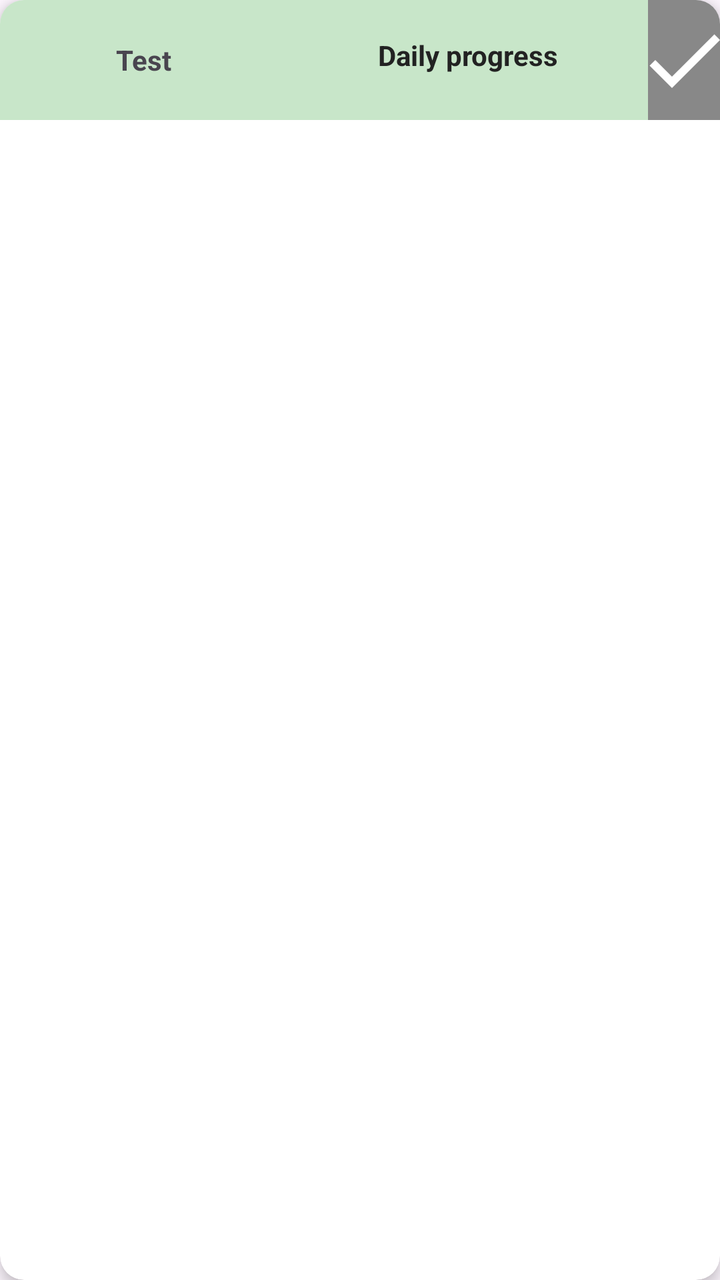
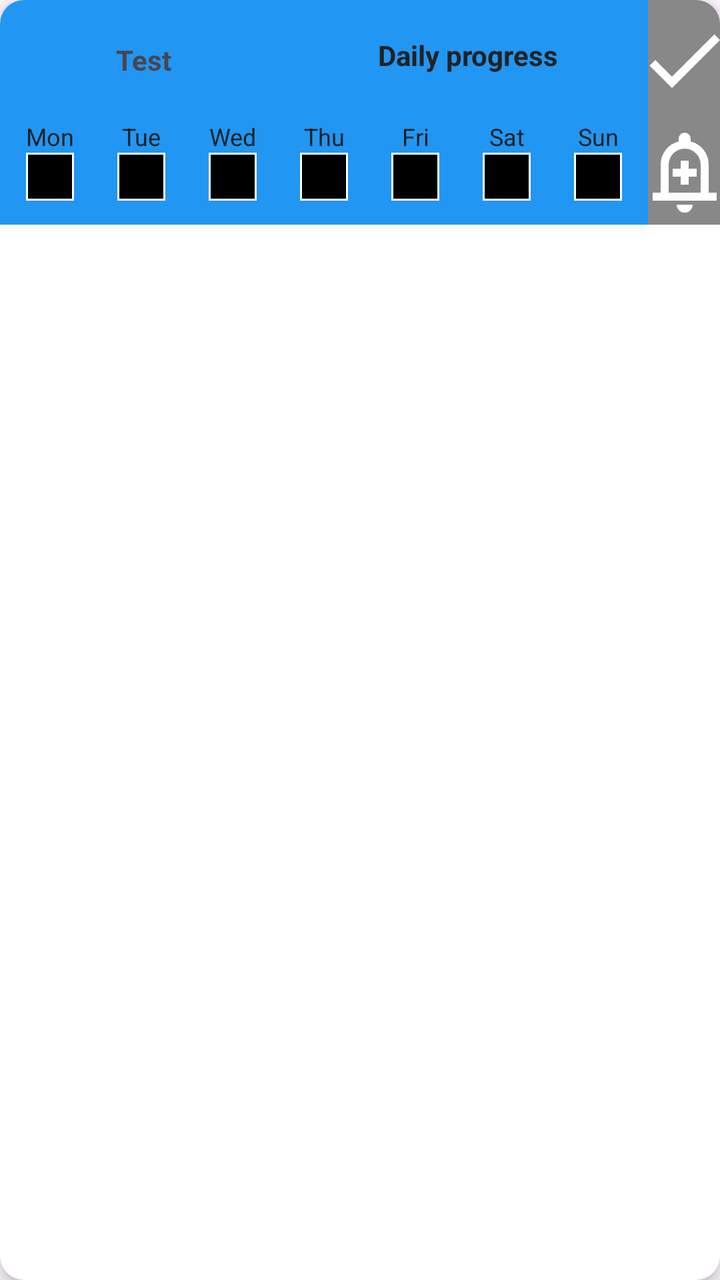

Compare the two renders of this Android layout. The source of the first and the diff that turns it into the second are given below.
<!-- AndroidManifest.xml: application theme Theme.HabitTracker -->
<!-- res/layout/habit_item_list.xml -->
<?xml version="1.0" encoding="utf-8"?>
<androidx.cardview.widget.CardView
    xmlns:android="http://schemas.android.com/apk/res/android"
    xmlns:app="http://schemas.android.com/apk/res-auto"
    android:layout_width="match_parent"
    android:layout_height="wrap_content"
    android:layout_margin="12dp"
    app:cardCornerRadius="12dp"
    app:cardElevation="4dp">

    <androidx.constraintlayout.widget.ConstraintLayout
        android:layout_width="match_parent"
        android:layout_height="60dp"
        app:cardCornerRadius="12dp"
        app:cardElevation="4dp">

        <LinearLayout
            android:id="@+id/area1"
            android:layout_width="0dp"
            android:layout_height="match_parent"
            android:gravity="center"
            android:background="#C8E6C9"
            app:layout_constraintStart_toStartOf="parent"
            app:layout_constraintEnd_toStartOf="@id/area2"
            app:layout_constraintTop_toTopOf="parent"
            app:layout_constraintBottom_toBottomOf="parent"
            app:layout_constraintHorizontal_weight="4">

            <TextView
                android:id="@+id/txtHabitName"
                android:layout_width="wrap_content"
                android:layout_height="wrap_content"
                android:singleLine="true"
                android:ellipsize="end"
                android:scrollHorizontally="false"
                android:text="Test"
                android:textStyle="bold"
                android:textSize="14sp"/>
        </LinearLayout>

        <LinearLayout
            android:id="@+id/area2"
            android:layout_width="0dp"
            android:layout_height="match_parent"
            android:gravity="center"
            android:background="#C8E6C9"
            android:orientation="vertical"
            app:layout_constraintStart_toEndOf="@id/area1"
            app:layout_constraintEnd_toStartOf="@id/area3"
            app:layout_constraintTop_toTopOf="parent"
            app:layout_constraintBottom_toBottomOf="parent"
            app:layout_constraintHorizontal_weight="5">

            <TextView
                android:id="@+id/textProgressTitle"
                android:layout_width="wrap_content"
                android:layout_height="wrap_content"
                android:text="Daily progress"
                android:textSize="14sp"
                android:textStyle="bold"
                android:textColor="#222222"
                android:layout_marginBottom="5dp"/>

            <LinearLayout
                android:id="@+id/progressDotsContainer"
                android:layout_width="match_parent"
                android:layout_height="wrap_content"
                android:orientation="horizontal"
                android:gravity="center"/>


        </LinearLayout>

        <LinearLayout
            android:id="@+id/area3"
            android:layout_width="0dp"
            android:layout_height="match_parent"
            android:gravity="center"
            android:orientation="vertical"
            android:clickable="true"
            android:focusable="true"
            android:background="@drawable/check_button"
            app:layout_constraintStart_toEndOf="@id/area2"
            app:layout_constraintEnd_toEndOf="parent"
            app:layout_constraintTop_toTopOf="parent"
            app:layout_constraintBottom_toBottomOf="parent"
            app:layout_constraintHorizontal_weight="1">

            <ImageView
                android:id="@+id/area3_icon"
                android:layout_width="48dp"
                android:layout_height="48dp"
                android:src="@drawable/ic_add"
                app:tint="#FFFFFF"/>
        </LinearLayout>

    </androidx.constraintlayout.widget.ConstraintLayout>


</androidx.cardview.widget.CardView>
<!-- resources referenced by this layout -->
<resources>
  <!-- drawable check_button (drawable) -->
  <ripple xmlns:android="http://schemas.android.com/apk/res/android"
      android:color="#AAAAAA">
      <item>
          <shape android:shape="rectangle">
              <solid android:color="#888888"/>
          </shape>
      </item>
  </ripple>
  <!-- drawable ic_add (drawable) -->
  <vector xmlns:android="http://schemas.android.com/apk/res/android" android:height="96dp" android:tint="#000000" android:viewportHeight="24" android:viewportWidth="24" android:width="96dp">
        
      <path android:fillColor="@android:color/white" android:pathData="M9,16.17L4.83,12l-1.42,1.41L9,19 21,7l-1.41,-1.41z"/>
      
  </vector>
  <style name="Theme.HabitTracker" parent="Base.Theme.HabitTracker" />
  <style name="Base.Theme.HabitTracker" parent="Theme.Material3.DayNight.NoActionBar">
          
          
      </style>
</resources>

<!-- the commit's change to res/layout/habit_item_list.xml (unified diff, before → after) -->
@@ -8,93 +8,311 @@
     app:cardCornerRadius="12dp"
     app:cardElevation="4dp">
 
-    <androidx.constraintlayout.widget.ConstraintLayout
+    <LinearLayout
         android:layout_width="match_parent"
-        android:layout_height="60dp"
-        app:cardCornerRadius="12dp"
-        app:cardElevation="4dp">
-
-        <LinearLayout
-            android:id="@+id/area1"
-            android:layout_width="0dp"
-            android:layout_height="match_parent"
-            android:gravity="center"
-            android:background="#C8E6C9"
-            app:layout_constraintStart_toStartOf="parent"
-            app:layout_constraintEnd_toStartOf="@id/area2"
-            app:layout_constraintTop_toTopOf="parent"
-            app:layout_constraintBottom_toBottomOf="parent"
-            app:layout_constraintHorizontal_weight="4">
-
-            <TextView
-                android:id="@+id/txtHabitName"
-                android:layout_width="wrap_content"
+        android:layout_height="wrap_content"
+        android:orientation="vertical">
+
+        <androidx.constraintlayout.widget.ConstraintLayout
+            android:layout_width="match_parent"
+            android:layout_height="60dp"
+            app:cardCornerRadius="12dp"
+            app:cardElevation="4dp">
+
+            <LinearLayout
+                android:id="@+id/area1"
+                android:layout_width="0dp"
+                android:layout_height="match_parent"
+                android:gravity="center"
+                android:background="#2196F3"
+                app:layout_constraintStart_toStartOf="parent"
+                app:layout_constraintEnd_toStartOf="@id/area2"
+                app:layout_constraintTop_toTopOf="parent"
+                app:layout_constraintBottom_toBottomOf="parent"
+                app:layout_constraintHorizontal_weight="4">
+
+                <TextView
+                    android:id="@+id/txtHabitName"
+                    android:layout_width="wrap_content"
+                    android:layout_height="wrap_content"
+                    android:singleLine="true"
+                    android:ellipsize="end"
+                    android:scrollHorizontally="false"
+                    android:text="Test"
+                    android:textStyle="bold"
+                    android:textSize="14sp"/>
+            </LinearLayout>
+
+            <LinearLayout
+                android:id="@+id/area2"
+                android:layout_width="0dp"
+                android:layout_height="match_parent"
+                android:gravity="center"
+                android:background="#2196F3"
+                android:orientation="vertical"
+                app:layout_constraintStart_toEndOf="@id/area1"
+                app:layout_constraintEnd_toStartOf="@id/area3"
+                app:layout_constraintTop_toTopOf="parent"
+                app:layout_constraintBottom_toBottomOf="parent"
+                app:layout_constraintHorizontal_weight="5">
+
+                <TextView
+                    android:id="@+id/textProgressTitle"
+                    android:layout_width="wrap_content"
+                    android:layout_height="wrap_content"
+                    android:text="Daily progress"
+                    android:textSize="14sp"
+                    android:textStyle="bold"
+                    android:textColor="#222222"
+                    android:layout_marginBottom="5dp"/>
+
+                <LinearLayout
+                    android:id="@+id/progressDotsContainer"
+                    android:layout_width="match_parent"
+                    android:layout_height="wrap_content"
+                    android:orientation="horizontal"
+                    android:gravity="center"/>
+
+
+            </LinearLayout>
+
+            <LinearLayout
+                android:id="@+id/area3"
+                android:layout_width="0dp"
+                android:layout_height="match_parent"
+                android:gravity="center"
+                android:orientation="vertical"
+                android:clickable="true"
+                android:focusable="true"
+                android:background="@drawable/check_button"
+                app:layout_constraintStart_toEndOf="@id/area2"
+                app:layout_constraintEnd_toEndOf="parent"
+                app:layout_constraintTop_toTopOf="parent"
+                app:layout_constraintBottom_toBottomOf="parent"
+                app:layout_constraintHorizontal_weight="1">
+
+                <ImageView
+                    android:id="@+id/area3_icon"
+                    android:layout_width="48dp"
+                    android:layout_height="48dp"
+                    android:src="@drawable/ic_add"
+                    app:tint="#FFFFFF"/>
+            </LinearLayout>
+
+        </androidx.constraintlayout.widget.ConstraintLayout>
+
+        <androidx.constraintlayout.widget.ConstraintLayout
+            android:id="@+id/expandArea"
+            android:layout_width="match_parent"
+            android:layout_height="wrap_content"
+            android:background="#2196F3"
+            android:visibility="visible">
+
+            <androidx.constraintlayout.widget.ConstraintLayout
+                android:id="@+id/weeklyProgress"
+                android:layout_width="0dp"
                 android:layout_height="wrap_content"
-                android:singleLine="true"
-                android:ellipsize="end"
-                android:scrollHorizontally="false"
-                android:text="Test"
-                android:textStyle="bold"
-                android:textSize="14sp"/>
-        </LinearLayout>
-
-        <LinearLayout
-            android:id="@+id/area2"
-            android:layout_width="0dp"
-            android:layout_height="match_parent"
-            android:gravity="center"
-            android:background="#C8E6C9"
-            android:orientation="vertical"
-            app:layout_constraintStart_toEndOf="@id/area1"
-            app:layout_constraintEnd_toStartOf="@id/area3"
-            app:layout_constraintTop_toTopOf="parent"
-            app:layout_constraintBottom_toBottomOf="parent"
-            app:layout_constraintHorizontal_weight="5">
-
-            <TextView
-                android:id="@+id/textProgressTitle"
-                android:layout_width="wrap_content"
-                android:layout_height="wrap_content"
-                android:text="Daily progress"
-                android:textSize="14sp"
-                android:textStyle="bold"
-                android:textColor="#222222"
-                android:layout_marginBottom="5dp"/>
-
-            <LinearLayout
-                android:id="@+id/progressDotsContainer"
-                android:layout_width="match_parent"
-                android:layout_height="wrap_content"
-                android:orientation="horizontal"
-                android:gravity="center"/>
-
-
-        </LinearLayout>
-
-        <LinearLayout
-            android:id="@+id/area3"
-            android:layout_width="0dp"
-            android:layout_height="match_parent"
-            android:gravity="center"
-            android:orientation="vertical"
-            android:clickable="true"
-            android:focusable="true"
-            android:background="@drawable/check_button"
-            app:layout_constraintStart_toEndOf="@id/area2"
-            app:layout_constraintEnd_toEndOf="parent"
-            app:layout_constraintTop_toTopOf="parent"
-            app:layout_constraintBottom_toBottomOf="parent"
-            app:layout_constraintHorizontal_weight="1">
-
-            <ImageView
-                android:id="@+id/area3_icon"
-                android:layout_width="48dp"
-                android:layout_height="48dp"
-                android:src="@drawable/ic_add"
-                app:tint="#FFFFFF"/>
-        </LinearLayout>
-
-    </androidx.constraintlayout.widget.ConstraintLayout>
-
+                android:layout_marginBottom="12dp"
+                app:layout_constraintStart_toStartOf="parent"
+                app:layout_constraintTop_toTopOf="parent"
+                app:layout_constraintEnd_toStartOf="@id/alarmLayout"
+                app:layout_constraintBottom_toBottomOf="parent"
+                app:layout_constraintWidth_percent="0.9">
+
+                <TextView
+                    android:id="@+id/day1Label"
+                    android:layout_width="0dp"
+                    android:layout_height="wrap_content"
+                    android:text="Mon"
+                    android:textSize="12sp"
+                    android:textColor="#222222"
+                    android:gravity="center"
+                    app:layout_constraintTop_toTopOf="parent"
+                    app:layout_constraintStart_toStartOf="parent"
+                    app:layout_constraintEnd_toStartOf="@+id/day2Label"
+                    app:layout_constraintWidth_percent="0.128"/>
+
+                <View
+                    android:id="@+id/day1Square"
+                    android:layout_width="24dp"
+                    android:layout_height="24dp"
+                    android:background="@drawable/day_square_background"
+                    app:layout_constraintTop_toBottomOf="@id/day1Label"
+                    app:layout_constraintStart_toStartOf="@id/day1Label"
+                    app:layout_constraintEnd_toEndOf="@id/day1Label"/>
+
+
+                <TextView
+                    android:id="@+id/day2Label"
+                    android:layout_width="0dp"
+                    android:layout_height="wrap_content"
+                    android:text="Tue"
+                    android:textSize="12sp"
+                    android:textColor="#222222"
+                    android:gravity="center"
+                    app:layout_constraintTop_toTopOf="parent"
+                    app:layout_constraintStart_toEndOf="@id/day1Label"
+                    app:layout_constraintEnd_toStartOf="@+id/day3Label"
+                    app:layout_constraintWidth_percent="0.128"/>
+
+                <View
+                    android:id="@+id/day2Square"
+                    android:layout_width="24dp"
+                    android:layout_height="24dp"
+                    android:background="@drawable/day_square_background"
+                    app:layout_constraintTop_toBottomOf="@id/day2Label"
+                    app:layout_constraintStart_toStartOf="@id/day2Label"
+                    app:layout_constraintEnd_toEndOf="@id/day2Label"/>
+
+
+                <TextView
+                    android:id="@+id/day3Label"
+                    android:layout_width="0dp"
+                    android:layout_height="wrap_content"
+                    android:text="Wed"
+                    android:textSize="12sp"
+                    android:textColor="#222222"
+                    android:gravity="center"
+                    app:layout_constraintTop_toTopOf="parent"
+                    app:layout_constraintStart_toEndOf="@id/day2Label"
+                    app:layout_constraintEnd_toStartOf="@+id/day4Label"
+                    app:layout_constraintWidth_percent="0.128"/>
+
+                <View
+                    android:id="@+id/day3Square"
+                    android:layout_width="24dp"
+                    android:layout_height="24dp"
+                    android:background="@drawable/day_square_background"
+                    app:layout_constraintTop_toBottomOf="@id/day3Label"
+                    app:layout_constraintStart_toStartOf="@id/day3Label"
+                    app:layout_constraintEnd_toEndOf="@id/day3Label"/>
+
+
+                <TextView
+                    android:id="@+id/day4Label"
+                    android:layout_width="0dp"
+                    android:layout_height="wrap_content"
+                    android:text="Thu"
+                    android:textSize="12sp"
+                    android:textColor="#222222"
+                    android:gravity="center"
+                    app:layout_constraintTop_toTopOf="parent"
+                    app:layout_constraintStart_toEndOf="@id/day3Label"
+                    app:layout_constraintEnd_toStartOf="@+id/day5Label"
+                    app:layout_constraintWidth_percent="0.128"/>
+
+                <View
+                    android:id="@+id/day4Square"
+                    android:layout_width="24dp"
+                    android:layout_height="24dp"
+                    android:background="@drawable/day_square_background"
+                    app:layout_constraintTop_toBottomOf="@id/day4Label"
+                    app:layout_constraintStart_toStartOf="@id/day4Label"
+                    app:layout_constraintEnd_toEndOf="@id/day4Label"/>
+
+
+                <TextView
+                    android:id="@+id/day5Label"
+                    android:layout_width="0dp"
+                    android:layout_height="wrap_content"
+                    android:text="Fri"
+                    android:textSize="12sp"
+                    android:textColor="#222222"
+                    android:gravity="center"
+                    app:layout_constraintTop_toTopOf="parent"
+                    app:layout_constraintStart_toEndOf="@id/day4Label"
+                    app:layout_constraintEnd_toStartOf="@+id/day6Label"
+                    app:layout_constraintWidth_percent="0.128"/>
+
+                <View
+                    android:id="@+id/day5Square"
+                    android:layout_width="24dp"
+                    android:layout_height="24dp"
+                    android:background="@drawable/day_square_background"
+                    app:layout_constraintTop_toBottomOf="@id/day5Label"
+                    app:layout_constraintStart_toStartOf="@id/day5Label"
+                    app:layout_constraintEnd_toEndOf="@id/day5Label"/>
+
+
+                <TextView
+                    android:id="@+id/day6Label"
+                    android:layout_width="0dp"
+                    android:layout_height="wrap_content"
+                    android:text="Sat"
+                    android:textSize="12sp"
+                    android:textColor="#222222"
+                    android:gravity="center"
+                    app:layout_constraintTop_toTopOf="parent"
+                    app:layout_constraintStart_toEndOf="@id/day5Label"
+                    app:layout_constraintEnd_toStartOf="@+id/day7Label"
+                    app:layout_constraintWidth_percent="0.128"/>
+
+                <View
+                    android:id="@+id/day6Square"
+                    android:layout_width="24dp"
+                    android:layout_height="24dp"
+                    android:background="@drawable/day_square_background"
+                    app:layout_constraintTop_toBottomOf="@id/day6Label"
+                    app:layout_constraintStart_toStartOf="@id/day6Label"
+                    app:layout_constraintEnd_toEndOf="@id/day6Label"/>
+
+
+                <TextView
+                    android:id="@+id/day7Label"
+                    android:layout_width="0dp"
+                    android:layout_height="wrap_content"
+                    android:text="Sun"
+                    android:textSize="12sp"
+                    android:textColor="#222222"
+                    android:gravity="center"
+                    app:layout_constraintTop_toTopOf="parent"
+                    app:layout_constraintStart_toEndOf="@id/day6Label"
+                    app:layout_constraintEnd_toEndOf="parent"
+                    app:layout_constraintWidth_percent="0.128"/>
+
+                <View
+                    android:id="@+id/day7Square"
+                    android:layout_width="24dp"
+                    android:layout_height="24dp"
+                    android:background="@drawable/day_square_background"
+                    app:layout_constraintTop_toBottomOf="@id/day7Label"
+                    app:layout_constraintStart_toStartOf="@id/day7Label"
+                    app:layout_constraintEnd_toEndOf="@id/day7Label"/>
+
+            </androidx.constraintlayout.widget.ConstraintLayout>
+
+            <androidx.constraintlayout.widget.ConstraintLayout
+                android:id="@+id/alarmLayout"
+                android:layout_width="0dp"
+                android:layout_height="0dp"
+                android:clickable="true"
+                android:focusable="true"
+                android:background="@drawable/check_button"
+                app:layout_constraintStart_toEndOf="@id/weeklyProgress"
+                app:layout_constraintEnd_toEndOf="parent"
+                app:layout_constraintTop_toTopOf="parent"
+                app:layout_constraintBottom_toBottomOf="parent"
+                app:layout_constraintWidth_percent="0.1">
+
+                <ImageView
+                    android:id="@+id/alarm_icon"
+                    android:layout_width="48dp"
+                    android:layout_height="48dp"
+                    android:src="@drawable/ic_add_alert"
+                    app:tint="#FFFFFF"
+                    app:layout_constraintTop_toTopOf="parent"
+                    app:layout_constraintBottom_toBottomOf="parent"
+                    app:layout_constraintStart_toStartOf="parent"
+                    app:layout_constraintEnd_toEndOf="parent"/>
+
+
+            </androidx.constraintlayout.widget.ConstraintLayout>
+
+
+
+
+        </androidx.constraintlayout.widget.ConstraintLayout>
+
+    </LinearLayout>
 
 </androidx.cardview.widget.CardView>
<!-- resource entries referenced after the edit -->
@@ -9,10 +9,32 @@
           </shape>
       </item>
   </ripple>
+  <!-- drawable day_square_background (drawable) -->
+  <?xml version="1.0" encoding="utf-8"?>
+  <shape xmlns:android="http://schemas.android.com/apk/res/android"
+      android:shape="rectangle">
+  
+  
+      <solid android:color="#000000" />
+  
+  
+      <stroke
+          android:width="1dp"
+          android:color="#FFFFFF" />
+  
+  
+  
+  </shape>
   <!-- drawable ic_add (drawable) -->
   <vector xmlns:android="http://schemas.android.com/apk/res/android" android:height="96dp" android:tint="#000000" android:viewportHeight="24" android:viewportWidth="24" android:width="96dp">
         
       <path android:fillColor="@android:color/white" android:pathData="M9,16.17L4.83,12l-1.42,1.41L9,19 21,7l-1.41,-1.41z"/>
+      
+  </vector>
+  <!-- drawable ic_add_alert (drawable) -->
+  <vector xmlns:android="http://schemas.android.com/apk/res/android" android:height="24dp" android:tint="#FFFFFF" android:viewportHeight="960" android:viewportWidth="960" android:width="24dp">
+        
+      <path android:fillColor="@android:color/white" android:pathData="M440,600L520,600L520,520L600,520L600,440L520,440L520,360L440,360L440,440L360,440L360,520L440,520L440,600ZM160,760L160,680L240,680L240,400Q240,317 290,252.5Q340,188 420,168L420,140Q420,115 437.5,97.5Q455,80 480,80Q505,80 522.5,97.5Q540,115 540,140L540,168Q620,188 670,252.5Q720,317 720,400L720,680L800,680L800,760L160,760ZM480,460L480,460L480,460L480,460Q480,460 480,460Q480,460 480,460Q480,460 480,460Q480,460 480,460ZM480,880Q447,880 423.5,856.5Q400,833 400,800L560,800Q560,833 536.5,856.5Q513,880 480,880ZM320,680L640,680L640,400Q640,334 593,287Q546,240 480,240Q414,240 367,287Q320,334 320,400L320,680Z"/>
       
   </vector>
   <style name="Theme.HabitTracker" parent="Base.Theme.HabitTracker" />
